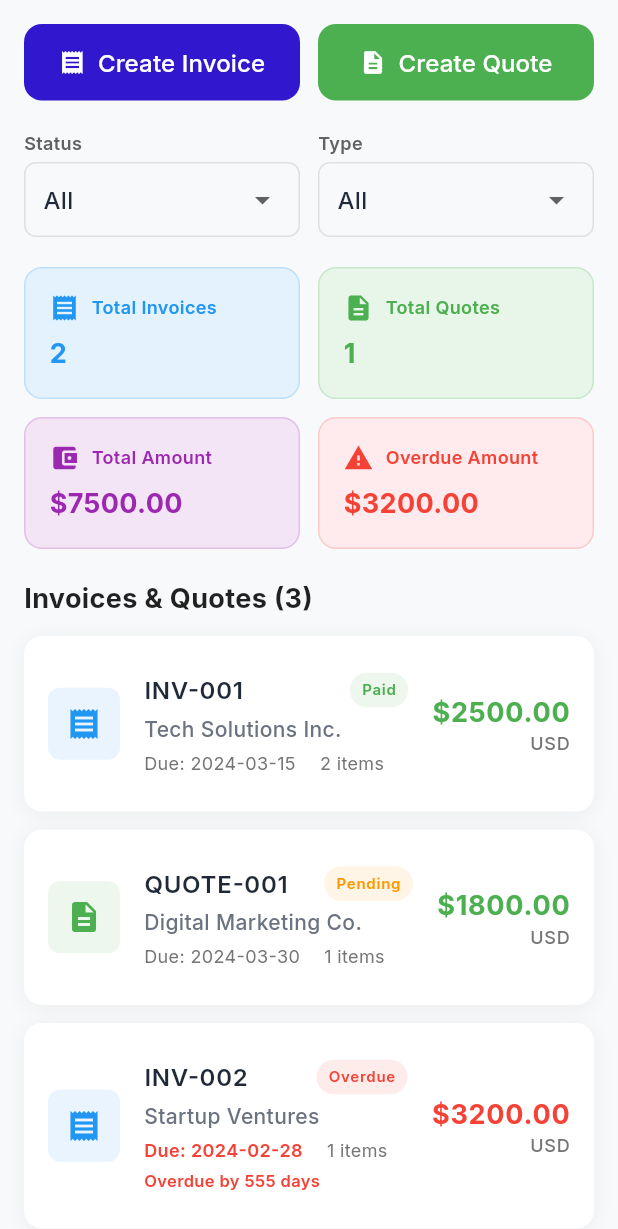
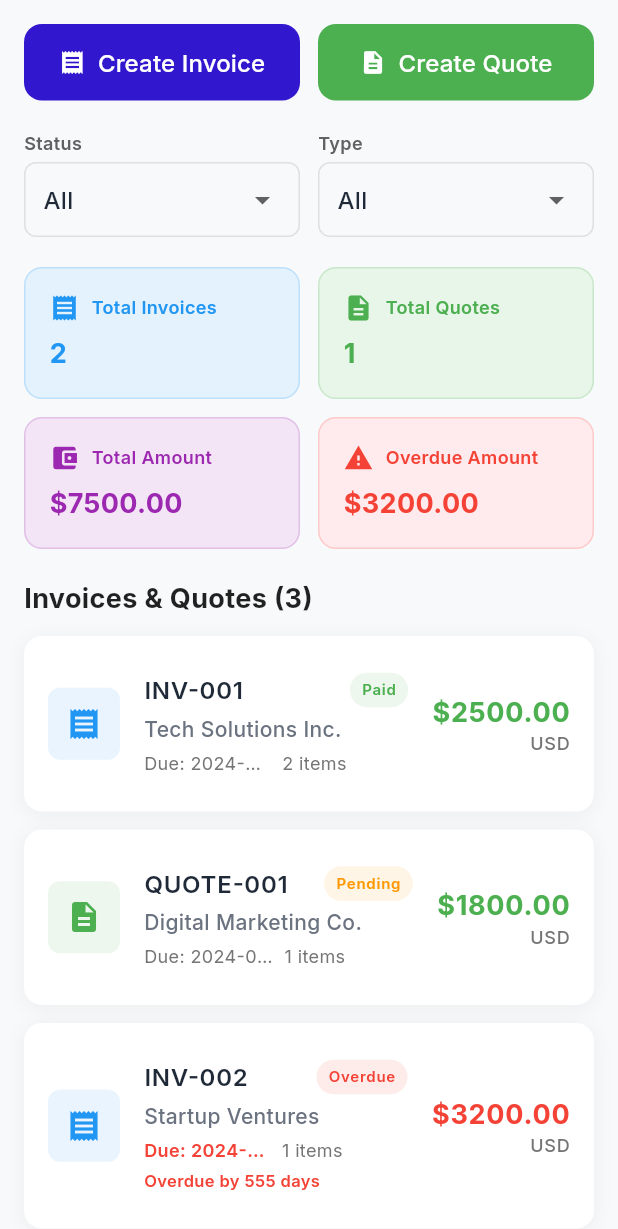
Before and after one commit to Davedave001/zacca-afri-flow, a Flutter app: the InvoiceQuoteWidget widget shown alone on an empty page, opened directly, on a phone screen of 412 x 824 dp. Shown: the top 1229 px of the screen. Run offline on Flutter 3.47's test engine with Material 3 defaults, Android fonts, the phone set to English and light mode, and no system bars; our stand-ins replace cached_network_image, connectivity_plus, file_picker, fl_chart, flutter_slidable, flutter_svg and 3 more.

Commit message:
fix: resolve layout overflow in Financial Companion widgets
- Fix horizontal overflow in invoice_quote_widget.dart Row
- Fix horizontal overflow in inventory_management_widget.dart Row
- Wrap Text widgets with Flexible to prevent overflow
- Add TextOverflow.ellipsis for better text handling
- Reduce spacing between elements for better fit

```diff
--- a/zacca_ai/lib/presentation/financial_companion/widgets/invoice_quote_widget.dart
+++ b/zacca_ai/lib/presentation/financial_companion/widgets/invoice_quote_widget.dart
@@ -402,16 +402,20 @@ class _InvoiceQuoteWidgetState extends State<InvoiceQuoteWidget> {
             const SizedBox(height: 4),
             Row(
               children: [
-                Text(
+                Flexible(
+                  child: Text(
                     'Due: ${invoice['dueDate']}',
                     style: TextStyle(
                       color: isOverdue ? Colors.red : Colors.grey[600],
                       fontSize: 12,
                       fontWeight: isOverdue ? FontWeight.w600 : FontWeight.normal,
                     ),
+                    overflow: TextOverflow.ellipsis,
                   ),
-                const SizedBox(width: 16),
-                Text(
+                ),
+                const SizedBox(width: 8),
+                Flexible(
+                  child: Text(
                     '${invoice['items'].length} items',
                     style: TextStyle(
                       color: Colors.grey[600],
```
Also changed, not shown: zacca_ai/lib/presentation/financial_companion/widgets/inventory_management_widget.dart (+14 -5 lines). Lines whose indentation alone changed are shown as unchanged.
